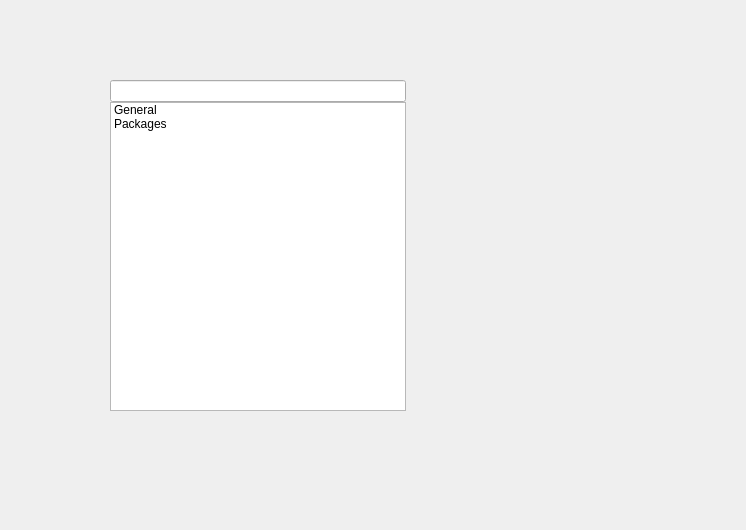
This is src/ConfigDialog.ui in silkedit/silkedit as Qt 5 draws it before an edit. The edited form follows.
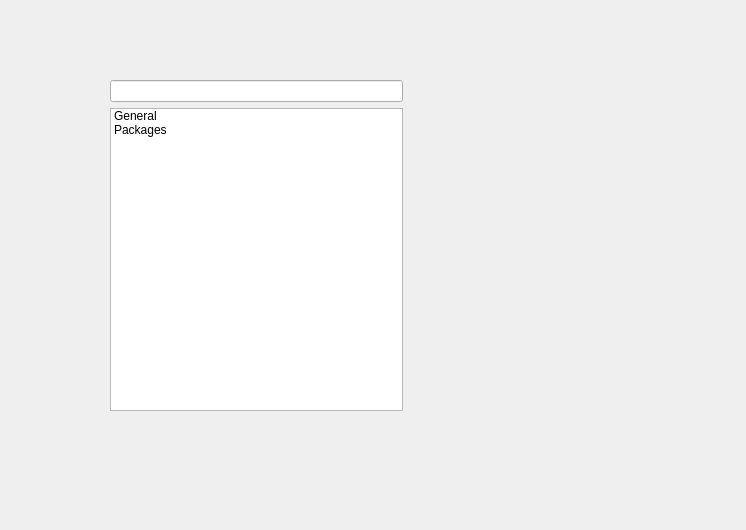
This is the edited form. Custom widgets are drawn as their Qt base class.

Commit message: Add font family combo box and font size spin box in settings dialog

```diff
--- a/src/ConfigDialog.ui
+++ b/src/ConfigDialog.ui
@@ -23,9 +23,6 @@
     </rect>
    </property>
    <layout class="QHBoxLayout" name="rootHLayout">
-    <property name="spacing">
-     <number>0</number>
-    </property>
     <item>
      <layout class="QVBoxLayout" name="verticalLayout">
       <item>
```
The commit also changes 6 other files.
